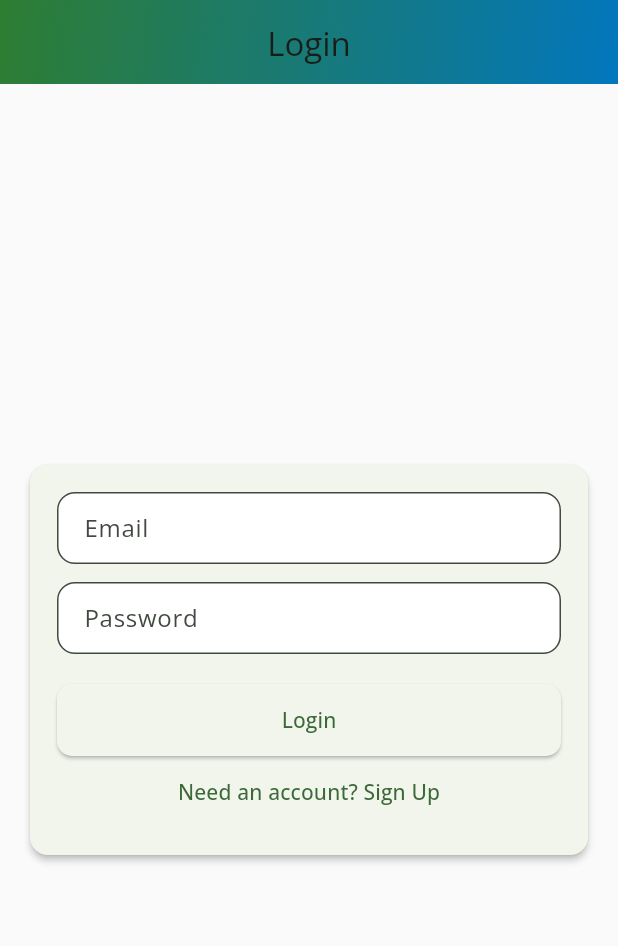
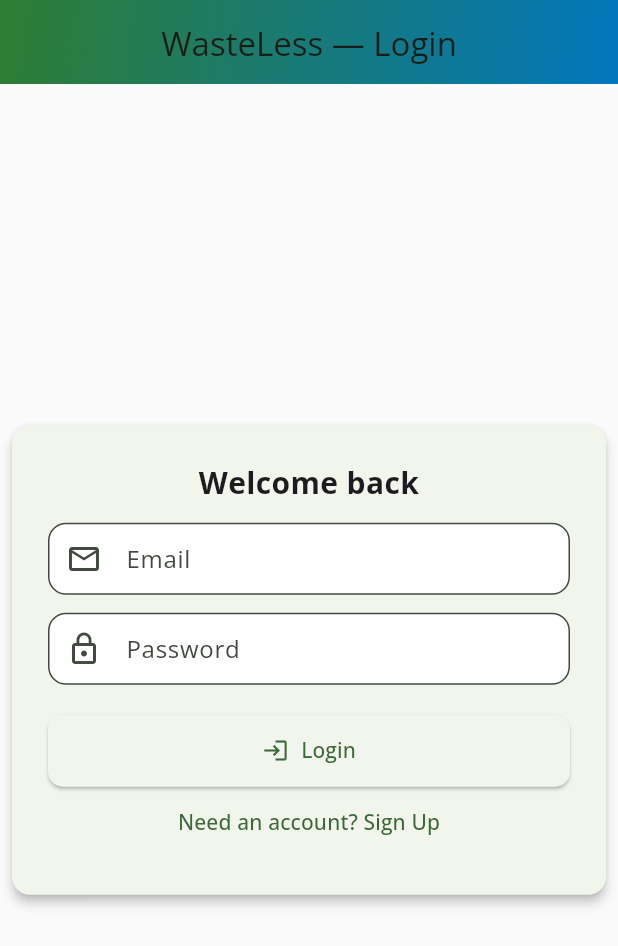
Before and after one commit to RespectAi/Final-Project-, a Flutter app: the screen it shows after launch, on a phone screen of 412 x 824 dp. Shown: the top 946 px of the screen. Run offline on Flutter 3.47's test engine with Material 3 defaults, Android fonts, the phone set to English and light mode, and no system bars; our stand-ins replace flutter_local_notifications, flutter_native_timezone, google_fonts, supabase_flutter, timezone; accounts and stored records are empty.

Commit message:
Dashboard Update

```diff
--- a/wasteless/lib/main.dart
+++ b/wasteless/lib/main.dart
@@ -147,7 +147,11 @@ class _HomePageState extends State<HomePage> {
   @override
   Widget build(BuildContext context) {
     return Scaffold(
-      appBar: gradientAppBar(_titles[_currentIndex]),
+      appBar: buildGradientAppBar(
+        context,
+        _titles[_currentIndex] == 'Dashboard' ? 'WasteLess' : _titles[_currentIndex],
+        showBackIfCanPop: false,
+      ),
       body: IndexedStack(index: _currentIndex, children: _pages),
       floatingActionButton: _currentIndex == 1
           ? FloatingActionButton(
--- a/wasteless/lib/pages/auth_page.dart
+++ b/wasteless/lib/pages/auth_page.dart
@@ -54,39 +54,53 @@ class _AuthGateState extends State<AuthGate> {
   @override
   Widget build(BuildContext context) {
     return Scaffold(
-      appBar: gradientAppBar(_isLogin ? 'Login' : 'Sign Up'),
+      appBar: buildGradientAppBar(context, _isLogin ? 'WasteLess — Login' : 'WasteLess — Sign Up'),
       body: Center(
-        child: Card(
-          margin: const EdgeInsets.symmetric(horizontal: 20),
-          child: Padding(
-            padding: const EdgeInsets.all(18),
-            child: SizedBox(
-              width: 460,
+        child: ConstrainedBox(
+          constraints: const BoxConstraints(maxWidth: 520),
+          child: Card(
+            elevation: 3,
+            child: Padding(
+              padding: const EdgeInsets.all(24),
               child: Column(
                 mainAxisSize: MainAxisSize.min,
+                crossAxisAlignment: CrossAxisAlignment.stretch,
                 children: [
-                  if (_error != null) Text(_error!, style: const TextStyle(color: Colors.red)),
+                  Text(
+                    _isLogin ? 'Welcome back' : 'Create your account',
+                    style: const TextStyle(fontWeight: FontWeight.w700, fontSize: 20),
+                    textAlign: TextAlign.center,
+                  ),
+                  const SizedBox(height: 12),
+                  if (_error != null)
+                    Padding(
+                      padding: const EdgeInsets.only(bottom: 8.0),
+                      child: Text(_error!, style: const TextStyle(color: Colors.red)),
+                    ),
                   TextField(
                     controller: _emailController,
-                    decoration: const InputDecoration(labelText: 'Email'),
+                    decoration: const InputDecoration(labelText: 'Email', prefixIcon: Icon(Icons.email_outlined)),
                   ),
                   const SizedBox(height: 12),
                   TextField(
                     controller: _passController,
-                    decoration: const InputDecoration(labelText: 'Password'),
+                    decoration: const InputDecoration(labelText: 'Password', prefixIcon: Icon(Icons.lock_outline)),
                     obscureText: true,
                   ),
                   const SizedBox(height: 20),
                   SizedBox(
                     width: double.infinity,
-                    child: ElevatedButton(
+                    child: ElevatedButton.icon(
+                      icon: const Icon(Icons.login),
                       onPressed: _loading ? null : _submit,
-                      child: _loading ? const CircularProgressIndicator.adaptive() : Text(_isLogin ? 'Login' : 'Sign Up'),
+                      label: _loading
+                          ? const SizedBox(height: 18, width: 18, child: CircularProgressIndicator.adaptive(strokeWidth: 2))
+                          : Text(_isLogin ? 'Login' : 'Sign Up'),
                     ),
                   ),
                   TextButton(
                     onPressed: () => setState(() => _isLogin = !_isLogin),
-                    child: Text(_isLogin ? 'Need an account? Sign Up' : 'Have account? Login'),
+                    child: Text(_isLogin ? 'Need an account? Sign Up' : 'Have an account? Login'),
                   ),
                 ],
               ),
--- a/wasteless/lib/pages/donation_page.dart
+++ b/wasteless/lib/pages/donation_page.dart
@@ -54,7 +54,7 @@ class _DonationPageState extends State<DonationPage> {
   Widget build(BuildContext context) {
     if (_itemId != null) {
       return Scaffold(
-        appBar: gradientAppBar('Offer Donation: ${_itemName.isEmpty ? "Item" : _itemName}'),
+        appBar: buildGradientAppBar(context, 'Offer Donation: ${_itemName.isEmpty ? "Item" : _itemName}'),
         body: Padding(
           padding: const EdgeInsets.all(16),
           child: Column(
@@ -77,7 +77,7 @@ class _DonationPageState extends State<DonationPage> {
       );
     } else {
       return Scaffold(
-        appBar: gradientAppBar('All Donations'),
+        appBar: buildGradientAppBar(context, 'All Donations'),
         body: RefreshIndicator(
           onRefresh: _refreshDonations,
           child: FutureBuilder<List<Map<String, dynamic>>>(
--- a/wasteless/lib/pages/waste_log_page.dart
+++ b/wasteless/lib/pages/waste_log_page.dart
@@ -52,7 +52,7 @@ class _WasteLogPageState extends State<WasteLogPage> {
   Widget build(BuildContext context) {
     if (itemId != null && itemId!.isNotEmpty) {
       return Scaffold(
-        appBar: gradientAppBar('Log Waste: ${itemName.isEmpty ? "Item" : itemName}'),
+        appBar: buildGradientAppBar(context, 'Log Waste: ${itemName.isEmpty ? "Item" : itemName}'),
         body: Padding(
           padding: const EdgeInsets.all(16),
           child: Column(
@@ -82,7 +82,7 @@ class _WasteLogPageState extends State<WasteLogPage> {
       );
     } else {
       return Scaffold(
-        appBar: gradientAppBar('All Waste Logs'),
+        appBar: buildGradientAppBar(context, 'All Waste Logs'),
         body: RefreshIndicator(
           onRefresh: _refreshLogs,
           child: FutureBuilder<List<Map<String, dynamic>>>(
--- a/wasteless/lib/widgets/common.dart
+++ b/wasteless/lib/widgets/common.dart
@@ -4,6 +4,37 @@ import 'package:flutter/material.dart';
 const Color kGradientStart = Color(0xFF2E7D32);
 const Color kGradientEnd = Color(0xFF0277BD);
 
+PreferredSizeWidget buildGradientAppBar(
+  BuildContext context,
+  String title, {
+  List<Widget>? actions,
+  bool showBackIfCanPop = true,
+}) {
+  return AppBar(
+    title: Text(title),
+    elevation: 0,
+    centerTitle: true,
+    backgroundColor: Colors.transparent,
+    leading: showBackIfCanPop && Navigator.of(context).canPop()
+        ? const BackButton()
+        : null,
+    actions: actions,
+    flexibleSpace: Container(
+      decoration: const BoxDecoration(
+        gradient: LinearGradient(
+          colors: [kGradientStart, kGradientEnd],
+          begin: Alignment.topLeft,
+          end: Alignment.bottomRight,
+        ),
+      ),
+    ),
+    shape: const RoundedRectangleBorder(
+      borderRadius: BorderRadius.vertical(bottom: Radius.circular(16)),
+    ),
+  );
+}
+
+// Backwards-compat alias (without context). Keeps existing calls working.
 PreferredSizeWidget gradientAppBar(String title) {
   return AppBar(
     title: Text(title),
@@ -24,3 +55,40 @@ PreferredSizeWidget gradientAppBar(String title) {
     ),
   );
 }
+
+// Small top-corner toast popup that auto-dismisses
+void showCornerToast(
+  BuildContext context, {
+  required String message,
+  Alignment alignment = Alignment.topRight,
+  Duration duration = const Duration(seconds: 2),
+}) {
+  final overlay = Overlay.of(context);
+  late OverlayEntry entry;
+  entry = OverlayEntry(
+    builder: (_) => SafeArea(
+      child: Align(
+        alignment: alignment,
+        child: Padding(
+          padding: const EdgeInsets.all(12),
+          child: Material(
+            color: Colors.black87,
+            borderRadius: BorderRadius.circular(12),
+            child: Padding(
+              padding: const EdgeInsets.symmetric(horizontal: 12, vertical: 8),
+              child: Text(
+                message,
+                style: const TextStyle(color: Colors.white),
+              ),
+            ),
+          ),
+        ),
+      ),
+    ),
+  );
+
+  overlay.insert(entry);
+  Future.delayed(duration, () {
+    entry.remove();
+  });
+}
```
Also changed, not shown: wasteless/lib/pages/dashboard_page.dart (+111 -62 lines), wasteless/lib/pages/inventory_list.dart (+6 -7 lines).
